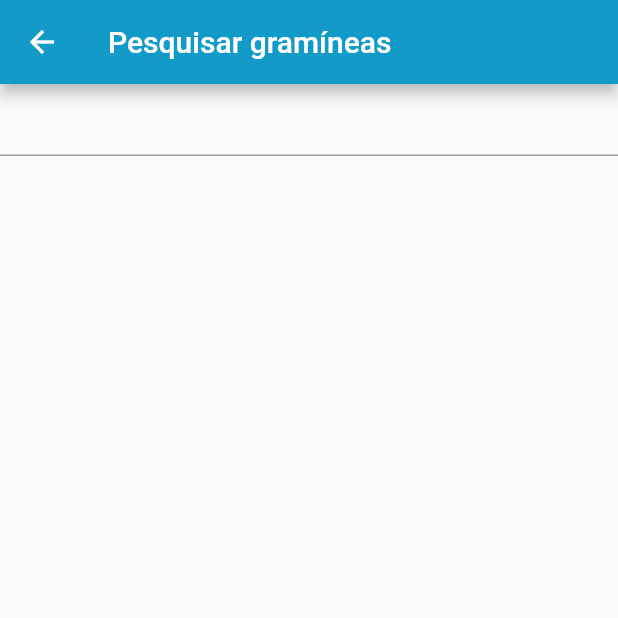
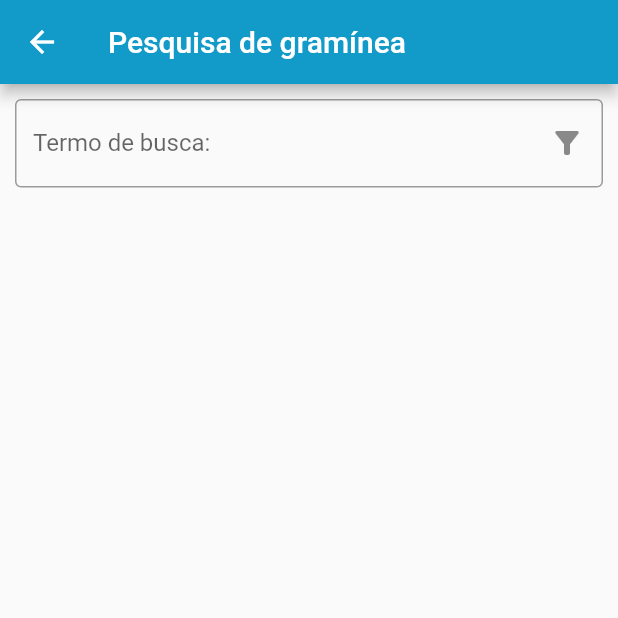
Before and after one commit to zeduardu/gramipasto_mobileapp, a Flutter app: the GramineaSearchScreen screen opened directly, on a phone screen of 412 x 824 dp, the top half of it. Run offline on Flutter 3.47's test engine with Material 2 defaults, Android fonts, the phone set to English and light mode, and no system bars; our stand-ins replace flutter_custom_clippers.

Commit message:
20210410_1919 Tela inicial
Pesquisa de gramíneas

```diff
--- a/lib/modules/graminea/screens/GramineaSearchScreen.dart
+++ b/lib/modules/graminea/screens/GramineaSearchScreen.dart
@@ -7,7 +7,6 @@ class GramineaSearchScreen extends StatefulWidget {
 }
 
 class _GramineaSearchScreenState extends State<GramineaSearchScreen> {
-  final formKey = GlobalKey<FormState>();
   // Recuperar o valor da pesquisa pelo dado da gramínea
   final searchTextController = TextEditingController();
 
@@ -22,22 +21,28 @@ class _GramineaSearchScreenState extends State<GramineaSearchScreen> {
   Widget build(BuildContext context) {
     return Scaffold(
         appBar: AppBar(
-        title: Text("Pesquisar gramíneas"),
+          title: Text("Pesquisa de gramínea"),
           backgroundColor: Color.fromRGBO(18, 154, 200, 1),
         ),
-      body: Form(
-        key: formKey,
+        body: SingleChildScrollView(
+
           child: Column(
             children: <Widget>[
-            TextFormField(
+              Padding(
+                padding: EdgeInsets.all(10),
+                child: TextField(
                   controller: searchTextController,
                   onChanged: (value) {
-                print(value);
+                    print(searchTextController.text);
                   },
+                  decoration: InputDecoration(
+                      labelText: 'Termo de busca:',
+                      border: OutlineInputBorder(),
+                      suffixIcon: Icon(Icons.filter_alt)),
                 ),
+              )
             ],
           ),
-      ),
-    );
+        ));
   }
 }
```
Lines whose indentation alone changed are shown as unchanged.
